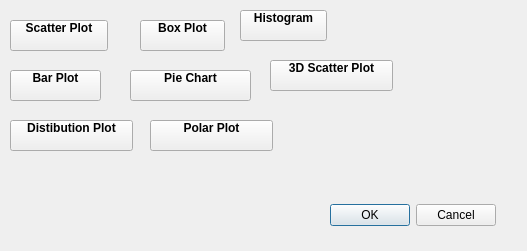
This is ui/data_plot_dialog_base.ui in lucacasagrande/DataPlot as Qt 5 draws it before an edit. The edited form follows.
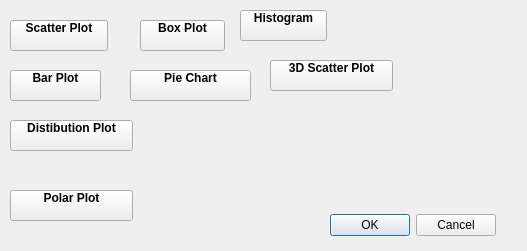
This is the edited form.

The edit to the form file:
```diff
--- a/ui/data_plot_dialog_base.ui
+++ b/ui/data_plot_dialog_base.ui
@@ -17,7 +17,7 @@
    <property name="geometry">
     <rect>
      <x>320</x>
-     <y>200</y>
+     <y>210</y>
      <width>176</width>
      <height>31</height>
     </rect>
@@ -232,8 +232,8 @@
   <widget class="QPushButton" name="polarButton">
    <property name="geometry">
     <rect>
-     <x>150</x>
-     <y>120</y>
+     <x>10</x>
+     <y>190</y>
      <width>123</width>
      <height>31</height>
     </rect>
```
